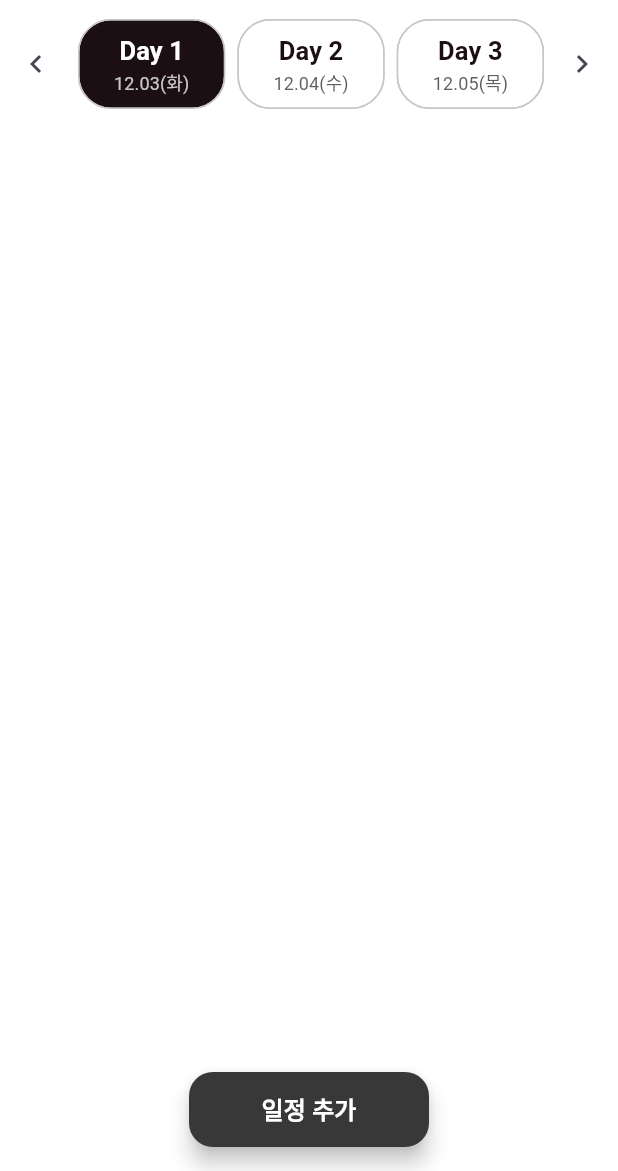
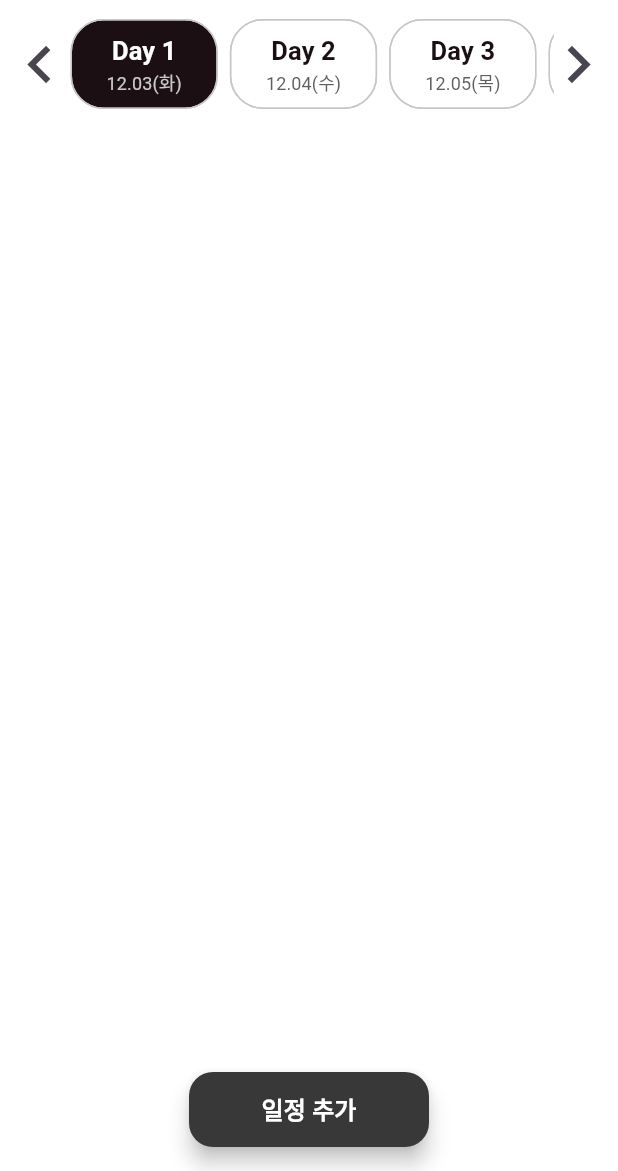
Before and after one commit to HS-Advanced-Mobile-Programming/overture, a Flutter app: the ScheduleView screen opened directly, on a phone screen of 412 x 824 dp, the part 65-1236 px from its top. Run offline on Flutter 3.47's test engine with Material 3 defaults, Android fonts, the phone set to English and light mode, and no system bars; our stand-ins replace dotted_line, flutter_dotenv, flutter_rating_bar, flutter_time_picker_spinner, geolocator, google_maps_flutter and 2 more; missing offline and left inert: counter_button, dart:ffi, expandable_widgets, flutter_animated_icons; generated files the repository leaves out were written again.

Commit message:
[ui]: schedule day select arrow icon resize

```diff
--- a/lib/widgets/day_selector.dart
+++ b/lib/widgets/day_selector.dart
@@ -70,10 +70,19 @@ class _DaySelectorState extends State<DaySelector> {
 
     return Row(
       children: [
-        IconButton(
-          icon: const Icon(Icons.chevron_left),
-          onPressed: _scrollLeft,
+        SizedBox(width: 10,),
+    ClipRect(
+    child: Align(
+    alignment: Alignment.center,
+      heightFactor: 0.5,
+      widthFactor: 0.5,
+      child: IconButton(
+            iconSize: 50,
+            icon: const Icon(Icons.chevron_left),
+            onPressed: _scrollLeft,
+          ),
         ),
+    ),
         Expanded(
           child: SizedBox(
             height: 60,
@@ -88,13 +97,13 @@ class _DaySelectorState extends State<DaySelector> {
                   padding: const EdgeInsets.symmetric(horizontal: 4.0),
                   child: ChoiceChip(
                     backgroundColor: Colors.white,
-                    selectedColor: Color(0xff1C0F13),
+                    selectedColor: const Color(0xff1C0F13),
                     showCheckmark: false,
                     shape: RoundedRectangleBorder(
                         borderRadius: BorderRadius.circular(22.0),
-                        side: BorderSide(color: Color(0xffC7C7C7))),
+                        side: const BorderSide(color: Color(0xffC7C7C7))),
                     label: Padding(
-                      padding: EdgeInsets.symmetric(horizontal: 7.0),
+                      padding: const EdgeInsets.symmetric(horizontal: 7.0),
                       child: Column(
                         mainAxisSize: MainAxisSize.min,
                         children: [
@@ -126,10 +135,20 @@ class _DaySelectorState extends State<DaySelector> {
             ),
           ),
         ),
-        IconButton(
-          icon: const Icon(Icons.chevron_right),
-          onPressed: _scrollRight,
-        ),
+
+          ClipRect(
+    child: Align(
+    alignment: Alignment.center,
+    heightFactor: 0.5,
+    widthFactor: 0.5,
+    child: IconButton(
+      iconSize: 50,
+      icon: const Icon(Icons.chevron_right),
+      onPressed: _scrollRight,
+    ),
+    ),
+    ),
+        SizedBox(width: 10,),
       ],
     );
   }
```
